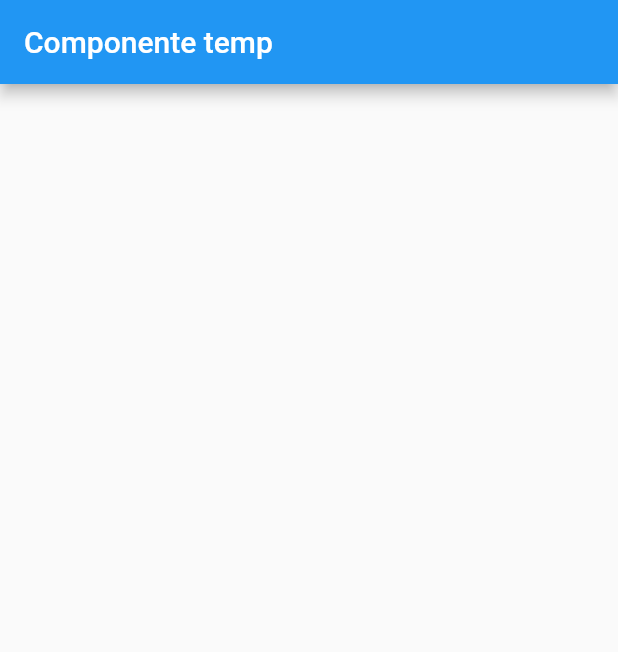
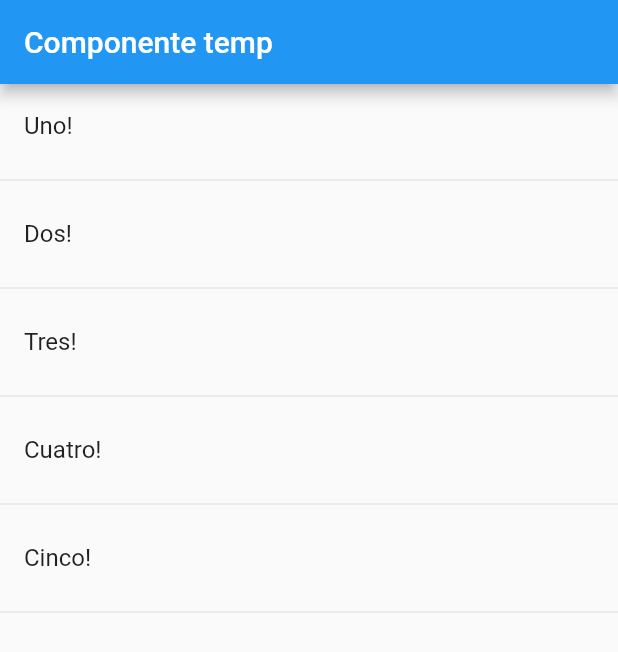
Before and after one commit to bryansrm/flutter_components, a Flutter app: the screen it shows after launch, on a phone screen of 412 x 824 dp. Shown: the top 652 px of the screen. Run offline on Flutter 3.47's test engine with Material 2 defaults, Android fonts, the phone set to English and light mode, and no system bars.

Commit message:
create list<widget>

```diff
--- a/lib/src/pages/home_temp.dart
+++ b/lib/src/pages/home_temp.dart
@@ -1,4 +1,6 @@
 import 'package:flutter/material.dart';
+
+final options = ['Uno', 'Dos', 'Tres', 'Cuatro', 'Cinco'];
 
 class HomePageTemp extends StatelessWidget {
   @override
@@ -8,10 +10,37 @@ class HomePageTemp extends StatelessWidget {
         title: Text('Componente temp'),
       ),
       body: ListView(
-        // children: <Widget>[
-
-        // ],
+        //children: _crearItems(),
+        children: _crearItemsCorta(),
       )
     );
   }
+
+  List<Widget> _crearItems(){
+
+    List<Widget> lista = List<Widget>();
+
+    for (String opt in options) {
+      final tmpWidget = ListTile(
+        title: Text( opt ),
+        );
+
+        lista..add( tmpWidget )
+             ..add( Divider() );
+    }
+
+    return lista;
+  }
+
+  List<Widget> _crearItemsCorta(){
+
+    return options.map( (item) => Column(
+      children: <Widget>[
+        ListTile(title: Text( item + '!')),
+        Divider()
+      ],
+    ) ).toList();
+
+  }
+
 }
```
